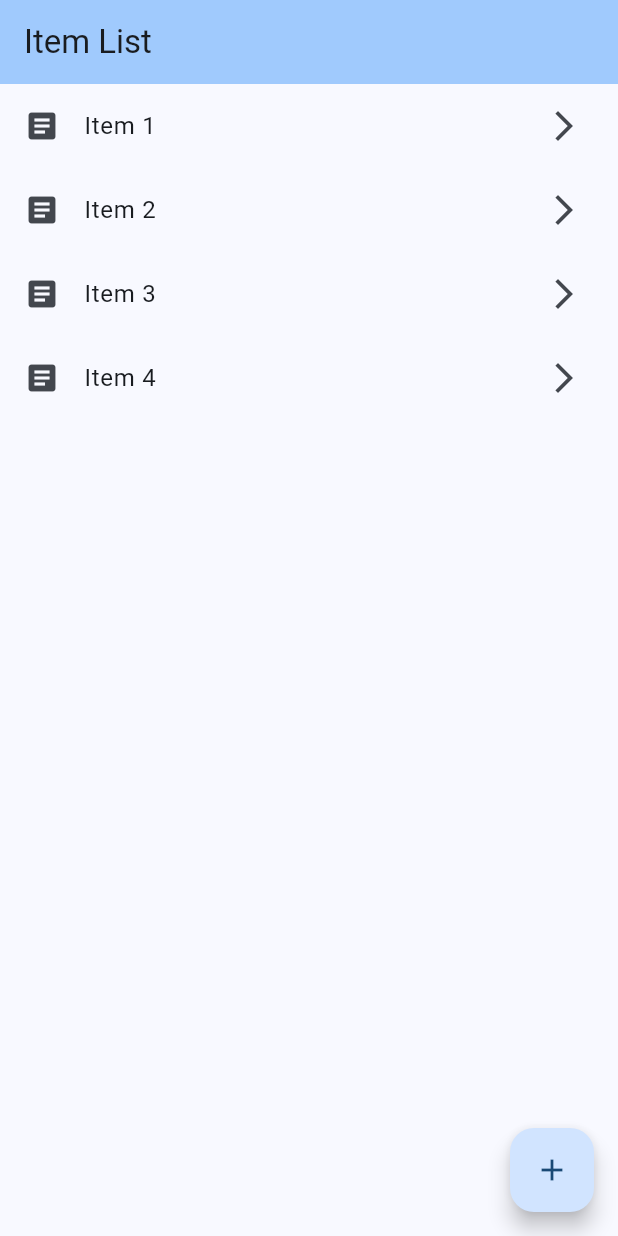
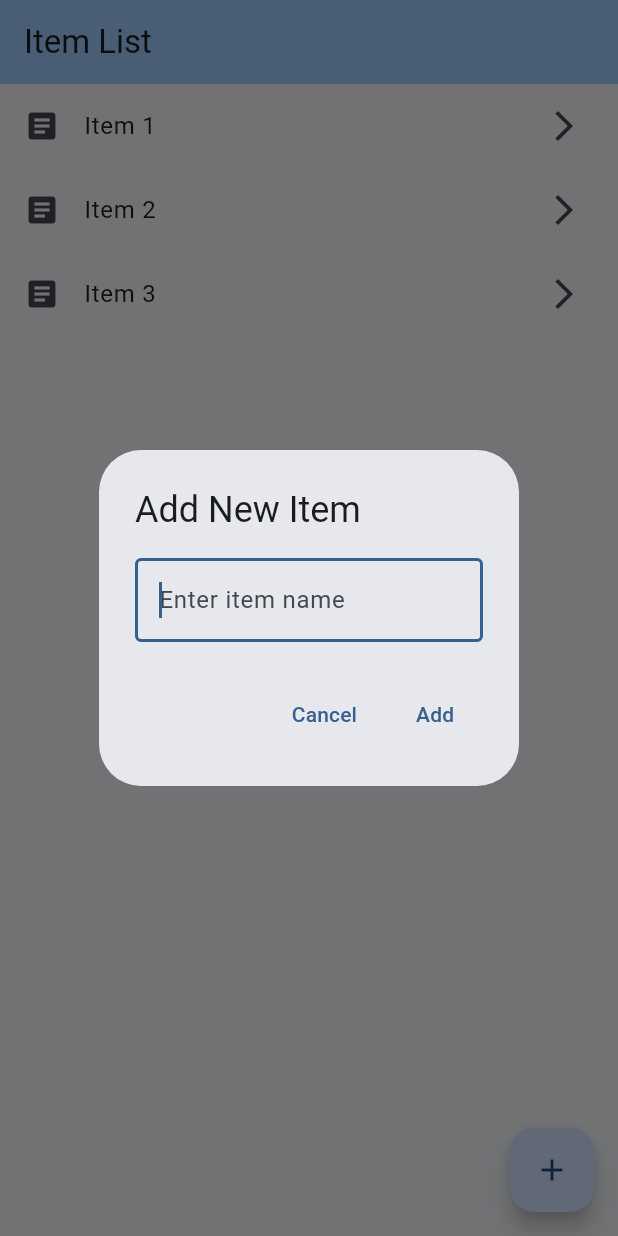
Before and after one commit to quocbaovu15101996/samsung-sds-demo, a Flutter app: the screen it shows after launch, after a tap on the "add" icon, on a phone screen of 412 x 824 dp. Run offline on Flutter 3.47's test engine with Material 3 defaults, Android fonts, the phone set to English and light mode, and no system bars.

```diff
--- a/mobile/lib/main.dart
+++ b/mobile/lib/main.dart
@@ -1,4 +1,6 @@
 import 'package:flutter/material.dart';
+
+import 'package:mobile/screens/form_screen.dart';
 
 void main() {
   runApp(const MyApp());
@@ -29,11 +31,53 @@ class ItemListScreen extends StatefulWidget {
 
 class _ItemListScreenState extends State<ItemListScreen> {
   final List<String> items = ['Item 1', 'Item 2', 'Item 3'];
+  final TextEditingController _textController = TextEditingController();
 
   void _addItem() {
-    setState(() {
-      items.add('Item ${items.length + 1}');
-    });
+    showDialog(
+      context: context,
+      builder: (BuildContext context) {
+        return AlertDialog(
+          title: const Text('Add New Item'),
+          content: TextField(
+            controller: _textController,
+            decoration: const InputDecoration(
+              hintText: 'Enter item name',
+              border: OutlineInputBorder(),
+            ),
+            autofocus: true,
+          ),
+          actions: [
+            TextButton(
+              onPressed: () {
+                Navigator.pop(context);
+                _textController.clear();
+              },
+              child: const Text('Cancel'),
+            ),
+            TextButton(
+              onPressed: () {
+                if (_textController.text.isNotEmpty) {
+                  setState(() {
+                    items.add(_textController.text);
+                  });
+                  Navigator.pop(context);
+                  _textController.clear();
+                }
+              },
+              child: const Text('Add'),
+            ),
+          ],
+        );
+      },
+    );
+  }
+
+  void _onPressItem() {
+    Navigator.push(
+      context,
+      MaterialPageRoute(builder: (context) => const FormScreen()),
+    );
   }
 
   @override
@@ -50,9 +94,7 @@ class _ItemListScreenState extends State<ItemListScreen> {
             leading: const Icon(Icons.article),
             title: Text(items[index]),
             trailing: const Icon(Icons.arrow_forward_ios),
-            onTap: () {
-              // Handle item tap
-            },
+            onTap: _onPressItem,
           );
         },
       ),
```
Also changed, not shown: mobile/lib/screens/form_screen.dart (added, +74 -0 lines).
